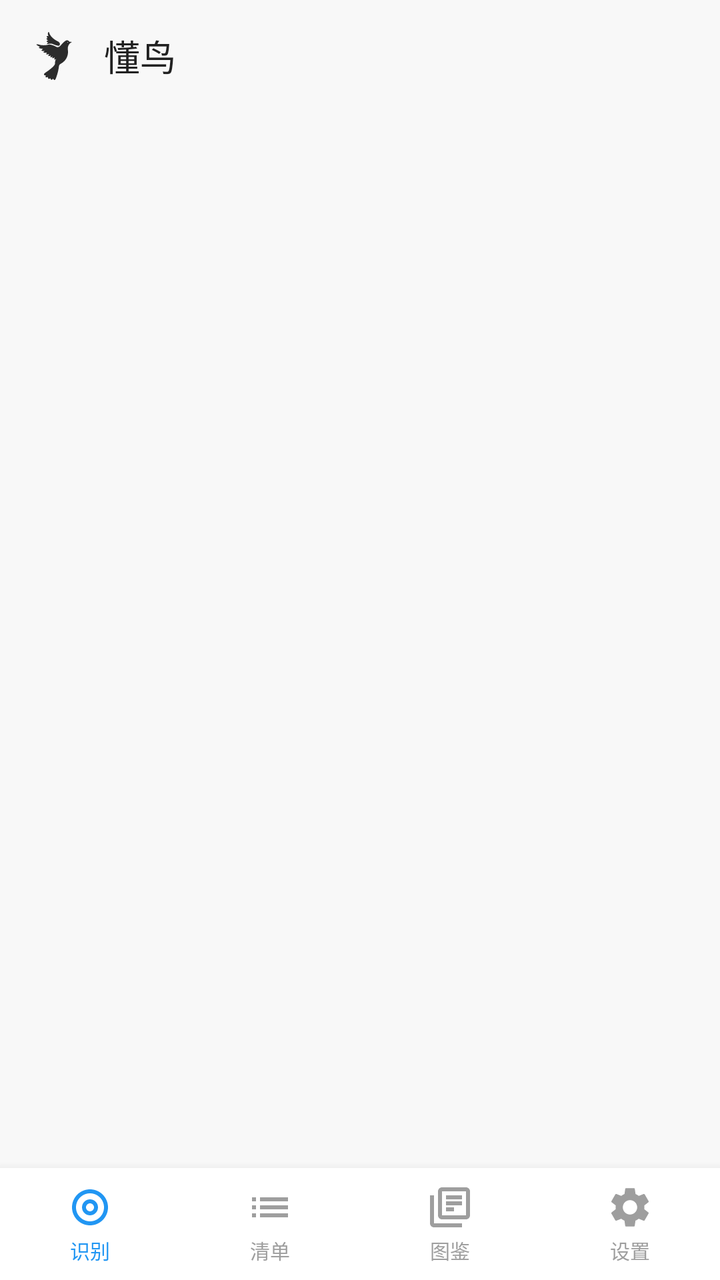
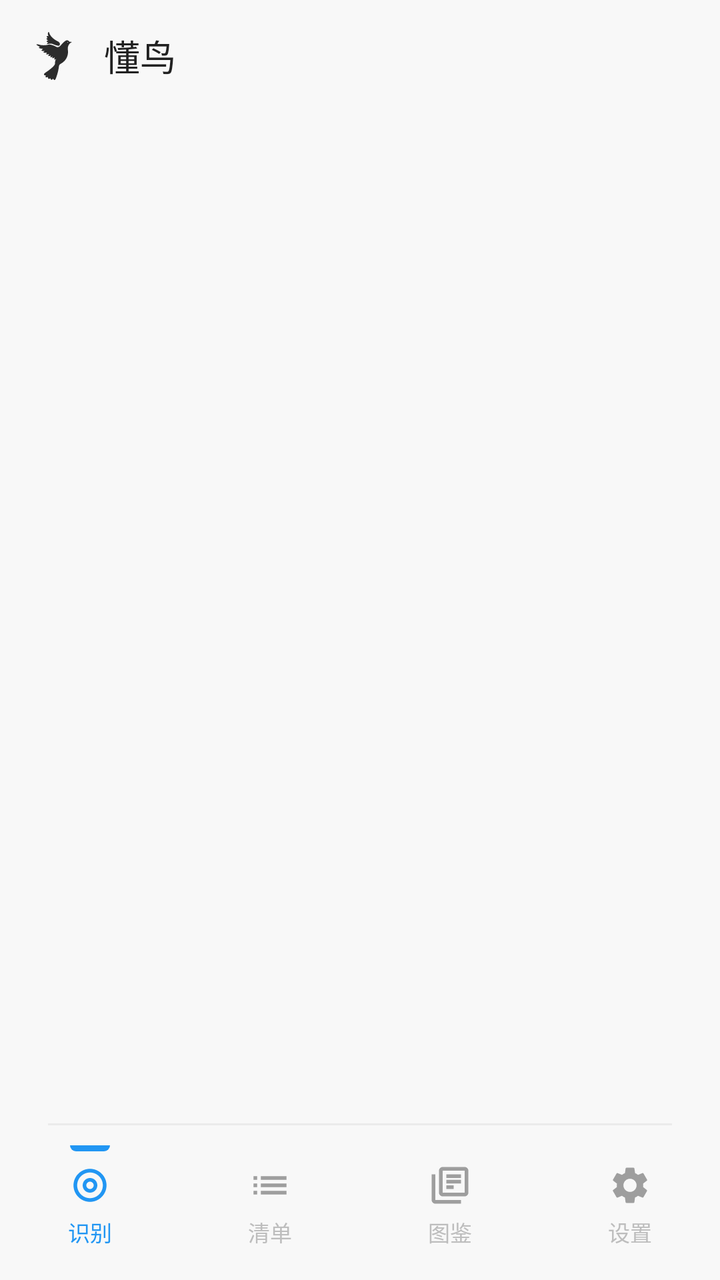

Compare the two renders of this Android layout. The source of the first and the diff that turns it into the second are given below.
<!-- AndroidManifest.xml: application theme Theme.KnowBird -->
<!-- res/layout/activity_main.xml -->
<?xml version="1.0" encoding="utf-8"?>
<androidx.constraintlayout.widget.ConstraintLayout
    xmlns:android="http://schemas.android.com/apk/res/android"
    xmlns:tools="http://schemas.android.com/tools"
    xmlns:app="http://schemas.android.com/apk/res-auto"
    android:layout_width="match_parent"
    android:layout_height="match_parent"
    android:background="#f8f8f8"
    tools:context=".MainActivity">

    
    <RelativeLayout
        android:id="@+id/rl_title"
        android:layout_width="match_parent"
        android:layout_height="56dp"
        android:paddingLeft="16dp"
        android:paddingRight="16dp"
        app:layout_constraintTop_toTopOf="parent"
        app:layout_constraintStart_toStartOf="parent"
        app:layout_constraintEnd_toEndOf="parent">

        <ImageView
            android:id="@+id/iv_logo"
            android:layout_width="24dp"
            android:layout_height="24dp"
            android:layout_centerVertical="true"
            android:src="@drawable/ic_bird" />

        <TextView
            android:id="@+id/tv_title"
            android:layout_width="wrap_content"
            android:layout_height="wrap_content"
            android:layout_centerVertical="true"
            android:layout_marginLeft="12dp"
            android:layout_toRightOf="@id/iv_logo"
            android:text="懂鸟"
            android:textSize="18sp"
            android:textColor="#212121" />

        <ImageView
            android:id="@+id/iv_settings"
            android:layout_width="24dp"
            android:layout_height="24dp"
            android:layout_alignParentRight="true"
            android:layout_centerVertical="true"
            android:src="@drawable/ic_settings"
            android:visibility="gone" />

    </RelativeLayout>

    
    <FrameLayout
        android:id="@+id/fragment_container"
        android:layout_width="match_parent"
        android:layout_height="0dp"
        app:layout_constraintTop_toBottomOf="@id/rl_title"
        app:layout_constraintBottom_toTopOf="@id/ll_navigation"
        app:layout_constraintStart_toStartOf="parent"
        app:layout_constraintEnd_toEndOf="parent"/>

    
    <LinearLayout
        android:id="@+id/ll_navigation"
        android:layout_width="match_parent"
        android:layout_height="56dp"
        android:background="#FFFFFF"
        android:orientation="horizontal"
        android:elevation="8dp"
        app:layout_constraintBottom_toBottomOf="parent"
        app:layout_constraintStart_toStartOf="parent"
        app:layout_constraintEnd_toEndOf="parent">

        
        <LinearLayout
            android:id="@+id/nav_recognize"
            android:layout_width="0dp"
            android:layout_height="match_parent"
            android:layout_weight="1"
            android:gravity="center"
            android:orientation="vertical"
            android:clickable="true"
            android:focusable="true"
            android:background="?attr/selectableItemBackground">

            <ImageView
                android:id="@+id/iv_recognize"
                android:layout_width="24dp"
                android:layout_height="24dp"
                android:src="@drawable/ic_nav_recognize_selected" />

            <TextView
                android:id="@+id/tv_recognize"
                android:layout_width="wrap_content"
                android:layout_height="wrap_content"
                android:layout_marginTop="2dp"
                android:text="识别"
                android:textSize="10sp"
                android:textColor="@color/colorPrimary" />

        </LinearLayout>

        
        <LinearLayout
            android:id="@+id/nav_list"
            android:layout_width="0dp"
            android:layout_height="match_parent"
            android:layout_weight="1"
            android:gravity="center"
            android:orientation="vertical"
            android:clickable="true"
            android:focusable="true"
            android:background="?attr/selectableItemBackground">

            <ImageView
                android:id="@+id/iv_list"
                android:layout_width="24dp"
                android:layout_height="24dp"
                android:src="@drawable/ic_nav_list" />

            <TextView
                android:id="@+id/tv_list"
                android:layout_width="wrap_content"
                android:layout_height="wrap_content"
                android:layout_marginTop="2dp"
                android:text="清单"
                android:textSize="10sp"
                android:textColor="@color/grey" />

        </LinearLayout>

        
        <LinearLayout
            android:id="@+id/nav_guide"
            android:layout_width="0dp"
            android:layout_height="match_parent"
            android:layout_weight="1"
            android:gravity="center"
            android:orientation="vertical"
            android:clickable="true"
            android:focusable="true"
            android:background="?attr/selectableItemBackground">

            <ImageView
                android:id="@+id/iv_guide"
                android:layout_width="24dp"
                android:layout_height="24dp"
                android:src="@drawable/ic_nav_guide" />

            <TextView
                android:id="@+id/tv_guide"
                android:layout_width="wrap_content"
                android:layout_height="wrap_content"
                android:layout_marginTop="2dp"
                android:text="图鉴"
                android:textSize="10sp"
                android:textColor="@color/grey" />

        </LinearLayout>

        
        <LinearLayout
            android:id="@+id/nav_settings"
            android:layout_width="0dp"
            android:layout_height="match_parent"
            android:layout_weight="1"
            android:gravity="center"
            android:orientation="vertical"
            android:clickable="true"
            android:focusable="true"
            android:background="?attr/selectableItemBackground">

            <ImageView
                android:id="@+id/iv_settings_nav"
                android:layout_width="24dp"
                android:layout_height="24dp"
                android:src="@drawable/ic_nav_settings" />

            <TextView
                android:id="@+id/tv_settings"
                android:layout_width="wrap_content"
                android:layout_height="wrap_content"
                android:layout_marginTop="2dp"
                android:text="设置"
                android:textSize="10sp"
                android:textColor="@color/grey" />

        </LinearLayout>

    </LinearLayout>

</androidx.constraintlayout.widget.ConstraintLayout>
<!-- resources referenced by this layout -->
<resources>
  <color name="colorPrimary">#2196F3</color>
  <color name="grey">#9e9e9e</color>
  <!-- drawable ic_nav_guide (drawable) -->
  <?xml version="1.0" encoding="utf-8"?>
  <vector xmlns:android="http://schemas.android.com/apk/res/android"
      android:width="24dp"
      android:height="24dp"
      android:viewportWidth="24"
      android:viewportHeight="24">
      <path
          android:fillColor="#9E9E9E"
          android:pathData="M4,6H2v14c0,1.1 0.9,2 2,2h14v-2H4V6zM20,2H8c-1.1,0 -2,0.9 -2,2v12c0,1.1 0.9,2 2,2h12c1.1,0 2,-0.9 2,-2V4c0,-1.1 -0.9,-2 -2,-2zM20,16H8V4h12v12zM10,9h8v2h-8V9zM10,12h4v2h-4v-2zM10,6h8v2h-8V6z"/>
  </vector>
  <!-- drawable ic_nav_list (drawable) -->
  <?xml version="1.0" encoding="utf-8"?>
  <vector xmlns:android="http://schemas.android.com/apk/res/android"
      android:width="24dp"
      android:height="24dp"
      android:viewportWidth="24"
      android:viewportHeight="24">
      <path
          android:fillColor="#9E9E9E"
          android:pathData="M3,13h2v-2H3v2zM3,17h2v-2H3v2zM3,9h2V7H3v2zM7,13h14v-2H7v2zM7,17h14v-2H7v2zM7,7v2h14V7H7z"/>
  </vector>
  <!-- drawable ic_nav_recognize_selected (drawable) -->
  <?xml version="1.0" encoding="utf-8"?>
  <vector xmlns:android="http://schemas.android.com/apk/res/android"
      android:width="24dp"
      android:height="24dp"
      android:viewportWidth="24"
      android:viewportHeight="24">
      <path
          android:fillColor="#2196F3"
          android:pathData="M12,3C7.03,3 3,7.03 3,12s4.03,9 9,9 9,-4.03 9,-9S16.97,3 12,3zM12,19c-3.86,0 -7,-3.14 -7,-7s3.14,-7 7,-7 7,3.14 7,7 -3.14,7 -7,7z"/>
      <path
          android:fillColor="#2196F3"
          android:pathData="M12,8c-2.21,0 -4,1.79 -4,4s1.79,4 4,4 4,-1.79 4,-4 -1.79,-4 -4,-4zM12,14c-1.1,0 -2,-0.9 -2,-2s0.9,-2 2,-2 2,0.9 2,2 -0.9,2 -2,2z"/>
  </vector>
  <style name="Theme.KnowBird" parent="Base.Theme.KnowBird" />
  <style name="Base.Theme.KnowBird" parent="Theme.Material3.DayNight.NoActionBar">
          
          <item name="android:statusBarColor">#f8f8f8</item>
  
          <item name="android:windowTranslucentStatus">false</item>
          <item name="android:windowTranslucentNavigation">false</item>
  
          
          <item name="android:windowDrawsSystemBarBackgrounds">true</item>
  
          <item name="android:windowLightStatusBar">true</item>
          <item name="android:windowLightNavigationBar">true</item>
          <item name="android:navigationBarColor">#f8f8f8</item>
  
          
          <item name="android:windowBackground">#f8f8f8</item>
      </style>
  <!-- unchanged entries left out for length: 3 -->
</resources>

<!-- the commit's change to res/layout/activity_main.xml (unified diff, before → after) -->
@@ -62,130 +62,181 @@
     <LinearLayout
         android:id="@+id/ll_navigation"
         android:layout_width="match_parent"
-        android:layout_height="56dp"
-        android:background="#FFFFFF"
-        android:orientation="horizontal"
-        android:elevation="8dp"
+        android:layout_height="wrap_content"
+        android:background="#f8f8f8"
+        android:orientation="vertical"
         app:layout_constraintBottom_toBottomOf="parent"
         app:layout_constraintStart_toStartOf="parent"
         app:layout_constraintEnd_toEndOf="parent">
 
         
+        <View
+            android:layout_width="match_parent"
+            android:layout_height="1dp"
+            android:layout_marginLeft="24dp"
+            android:layout_marginRight="24dp"
+            android:background="#0D000000" />
+
         <LinearLayout
-            android:id="@+id/nav_recognize"
-            android:layout_width="0dp"
-            android:layout_height="match_parent"
-            android:layout_weight="1"
-            android:gravity="center"
-            android:orientation="vertical"
-            android:clickable="true"
-            android:focusable="true"
-            android:background="?attr/selectableItemBackground">
-
-            <ImageView
-                android:id="@+id/iv_recognize"
-                android:layout_width="24dp"
-                android:layout_height="24dp"
-                android:src="@drawable/ic_nav_recognize_selected" />
-
-            <TextView
-                android:id="@+id/tv_recognize"
-                android:layout_width="wrap_content"
-                android:layout_height="wrap_content"
-                android:layout_marginTop="2dp"
-                android:text="识别"
-                android:textSize="10sp"
-                android:textColor="@color/colorPrimary" />
+            android:layout_width="match_parent"
+            android:layout_height="wrap_content"
+            android:orientation="horizontal"
+            android:paddingBottom="16dp">
+
+            
+            <LinearLayout
+                android:id="@+id/nav_recognize"
+                android:layout_width="0dp"
+                android:layout_height="wrap_content"
+                android:layout_weight="1"
+                android:gravity="center"
+                android:orientation="vertical"
+                android:clickable="true"
+                android:focusable="true"
+                android:paddingTop="10dp">
+
+                
+                <View
+                    android:id="@+id/indicator_recognize"
+                    android:layout_width="20dp"
+                    android:layout_height="3dp"
+                    android:layout_marginBottom="6dp"
+                    android:background="@drawable/bg_nav_indicator"
+                    android:visibility="visible" />
+
+                <ImageView
+                    android:id="@+id/iv_recognize"
+                    android:layout_width="22dp"
+                    android:layout_height="22dp"
+                    android:src="@drawable/ic_nav_recognize_selected" />
+
+                <TextView
+                    android:id="@+id/tv_recognize"
+                    android:layout_width="wrap_content"
+                    android:layout_height="wrap_content"
+                    android:layout_marginTop="4dp"
+                    android:text="识别"
+                    android:textSize="11sp"
+                    android:textColor="@color/colorPrimary" />
+
+            </LinearLayout>
+
+            
+            <LinearLayout
+                android:id="@+id/nav_list"
+                android:layout_width="0dp"
+                android:layout_height="wrap_content"
+                android:layout_weight="1"
+                android:gravity="center"
+                android:orientation="vertical"
+                android:clickable="true"
+                android:focusable="true"
+                android:paddingTop="10dp">
+
+                
+                <View
+                    android:id="@+id/indicator_list"
+                    android:layout_width="20dp"
+                    android:layout_height="3dp"
+                    android:layout_marginBottom="6dp"
+                    android:background="@drawable/bg_nav_indicator"
+                    android:visibility="invisible" />
+
+                <ImageView
+                    android:id="@+id/iv_list"
+                    android:layout_width="22dp"
+                    android:layout_height="22dp"
+                    android:src="@drawable/ic_nav_list" />
+
+                <TextView
+                    android:id="@+id/tv_list"
+                    android:layout_width="wrap_content"
+                    android:layout_height="wrap_content"
+                    android:layout_marginTop="4dp"
+                    android:text="清单"
+                    android:textSize="11sp"
+                    android:textColor="@color/light_grey" />
+
+            </LinearLayout>
+
+            
+            <LinearLayout
+                android:id="@+id/nav_guide"
+                android:layout_width="0dp"
+                android:layout_height="wrap_content"
+                android:layout_weight="1"
+                android:gravity="center"
+                android:orientation="vertical"
+                android:clickable="true"
+                android:focusable="true"
+                android:paddingTop="10dp">
+
+                
+                <View
+                    android:id="@+id/indicator_guide"
+                    android:layout_width="20dp"
+                    android:layout_height="3dp"
+                    android:layout_marginBottom="6dp"
+                    android:background="@drawable/bg_nav_indicator"
+                    android:visibility="invisible" />
+
+                <ImageView
+                    android:id="@+id/iv_guide"
+                    android:layout_width="22dp"
+                    android:layout_height="22dp"
+                    android:src="@drawable/ic_nav_guide" />
+
+                <TextView
+                    android:id="@+id/tv_guide"
+                    android:layout_width="wrap_content"
+                    android:layout_height="wrap_content"
+                    android:layout_marginTop="4dp"
+                    android:text="图鉴"
+                    android:textSize="11sp"
+                    android:textColor="@color/light_grey" />
+
+            </LinearLayout>
+
+            
+            <LinearLayout
+                android:id="@+id/nav_settings"
+                android:layout_width="0dp"
+                android:layout_height="wrap_content"
+                android:layout_weight="1"
+                android:gravity="center"
+                android:orientation="vertical"
+                android:clickable="true"
+                android:focusable="true"
+                android:paddingTop="10dp">
+
+                
+                <View
+                    android:id="@+id/indicator_settings"
+                    android:layout_width="20dp"
+                    android:layout_height="3dp"
+                    android:layout_marginBottom="6dp"
+                    android:background="@drawable/bg_nav_indicator"
+                    android:visibility="invisible" />
+
+                <ImageView
+                    android:id="@+id/iv_settings_nav"
+                    android:layout_width="22dp"
+                    android:layout_height="22dp"
+                    android:src="@drawable/ic_nav_settings" />
+
+                <TextView
+                    android:id="@+id/tv_settings"
+                    android:layout_width="wrap_content"
+                    android:layout_height="wrap_content"
+                    android:layout_marginTop="4dp"
+                    android:text="设置"
+                    android:textSize="11sp"
+                    android:textColor="@color/light_grey" />
+
+            </LinearLayout>
 
         </LinearLayout>
 
-        
-        <LinearLayout
-            android:id="@+id/nav_list"
-            android:layout_width="0dp"
-            android:layout_height="match_parent"
-            android:layout_weight="1"
-            android:gravity="center"
-            android:orientation="vertical"
-            android:clickable="true"
-            android:focusable="true"
-            android:background="?attr/selectableItemBackground">
-
-            <ImageView
-                android:id="@+id/iv_list"
-                android:layout_width="24dp"
-                android:layout_height="24dp"
-                android:src="@drawable/ic_nav_list" />
-
-            <TextView
-                android:id="@+id/tv_list"
-                android:layout_width="wrap_content"
-                android:layout_height="wrap_content"
-                android:layout_marginTop="2dp"
-                android:text="清单"
-                android:textSize="10sp"
-                android:textColor="@color/grey" />
-
-        </LinearLayout>
-
-        
-        <LinearLayout
-            android:id="@+id/nav_guide"
-            android:layout_width="0dp"
-            android:layout_height="match_parent"
-            android:layout_weight="1"
-            android:gravity="center"
-            android:orientation="vertical"
-            android:clickable="true"
-            android:focusable="true"
-            android:background="?attr/selectableItemBackground">
-
-            <ImageView
-                android:id="@+id/iv_guide"
-                android:layout_width="24dp"
-                android:layout_height="24dp"
-                android:src="@drawable/ic_nav_guide" />
-
-            <TextView
-                android:id="@+id/tv_guide"
-                android:layout_width="wrap_content"
-                android:layout_height="wrap_content"
-                android:layout_marginTop="2dp"
-                android:text="图鉴"
-                android:textSize="10sp"
-                android:textColor="@color/grey" />
-
-        </LinearLayout>
-
-        
-        <LinearLayout
-            android:id="@+id/nav_settings"
-            android:layout_width="0dp"
-            android:layout_height="match_parent"
-            android:layout_weight="1"
-            android:gravity="center"
-            android:orientation="vertical"
-            android:clickable="true"
-            android:focusable="true"
-            android:background="?attr/selectableItemBackground">
-
-            <ImageView
-                android:id="@+id/iv_settings_nav"
-                android:layout_width="24dp"
-                android:layout_height="24dp"
-                android:src="@drawable/ic_nav_settings" />
-
-            <TextView
-                android:id="@+id/tv_settings"
-                android:layout_width="wrap_content"
-                android:layout_height="wrap_content"
-                android:layout_marginTop="2dp"
-                android:text="设置"
-                android:textSize="10sp"
-                android:textColor="@color/grey" />
-
-        </LinearLayout>
-
     </LinearLayout>
 
 </androidx.constraintlayout.widget.ConstraintLayout>
<!-- resource entries referenced after the edit -->
@@ -1,7 +1,16 @@
 <!-- resources referenced by this layout -->
 <resources>
   <color name="colorPrimary">#2196F3</color>
-  <color name="grey">#9e9e9e</color>
+  <color name="light_grey">#bdbdbd</color>
+  <!-- drawable bg_nav_indicator (drawable) -->
+  <?xml version="1.0" encoding="utf-8"?>
+  <shape xmlns:android="http://schemas.android.com/apk/res/android"
+      android:shape="rectangle">
+      <solid android:color="@color/colorPrimary" />
+      <corners
+          android:bottomLeftRadius="4dp"
+          android:bottomRightRadius="4dp" />
+  </shape>
   <!-- drawable ic_nav_guide (drawable) -->
   <?xml version="1.0" encoding="utf-8"?>
   <vector xmlns:android="http://schemas.android.com/apk/res/android"
